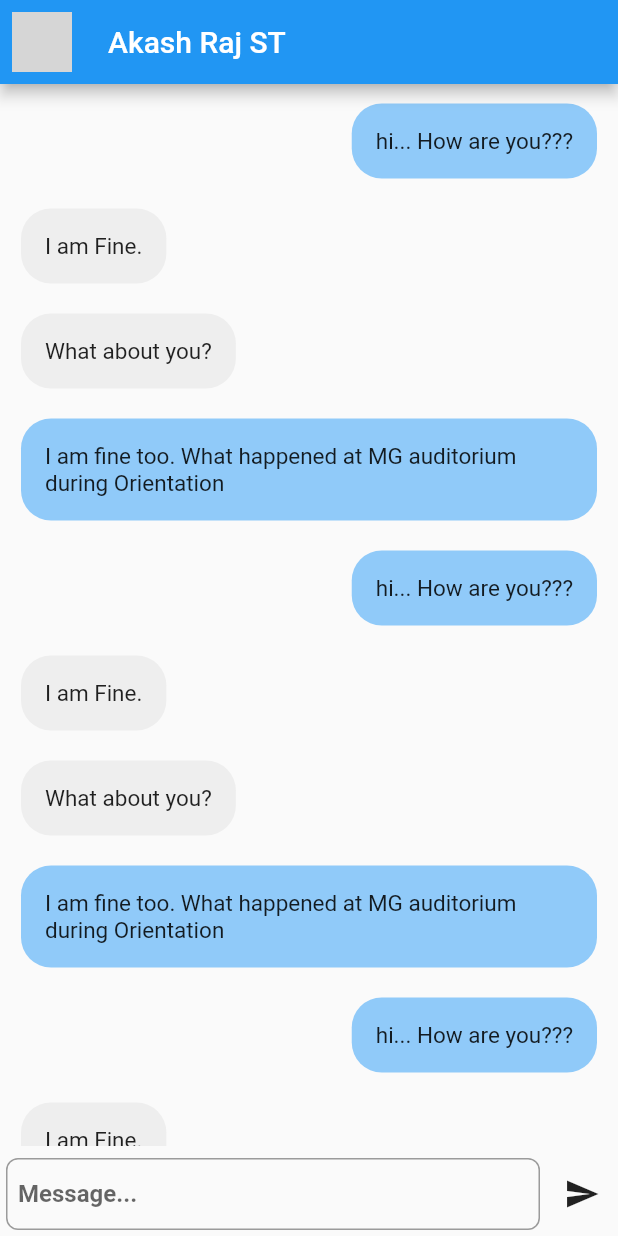
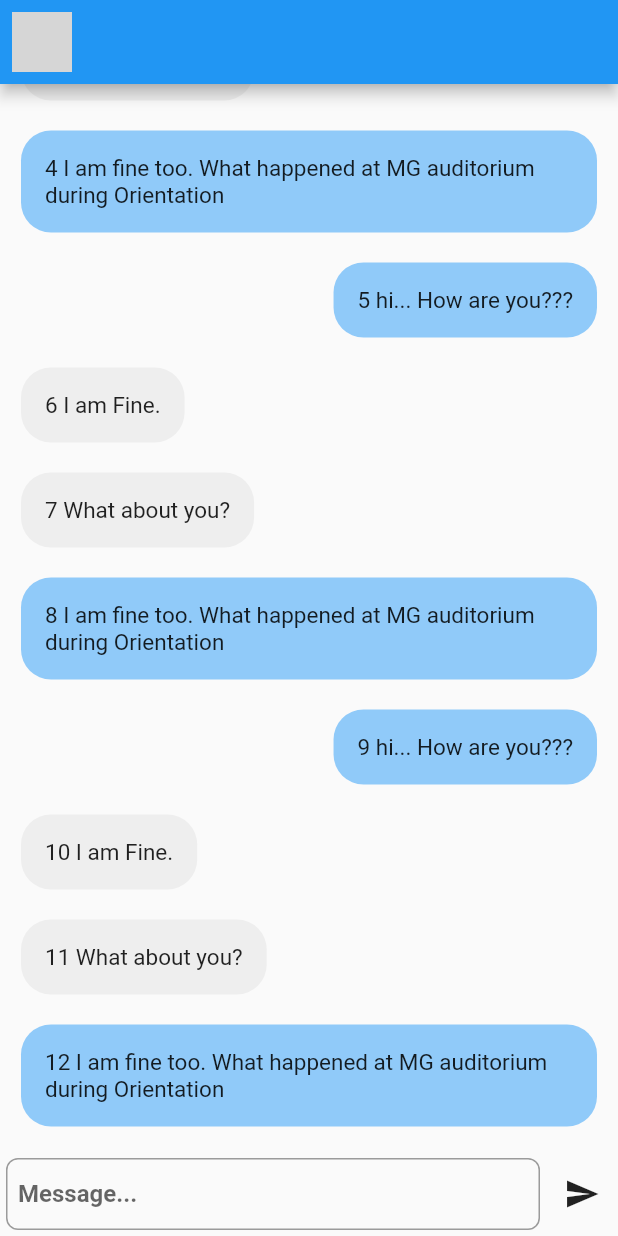
Before and after one commit to Akash-Raj-ST/ChatApp, a Flutter app: the Chat screen opened directly with empty values, on a phone screen of 412 x 824 dp. Run offline on Flutter 3.47's test engine with Material 2 defaults, Android fonts, the phone set to English and light mode, and no system bars; our stand-ins replace bloc, equatable, flutter_bloc; missing offline and left inert: amplify_auth_cognito, amplify_flutter, dart:ffi; network calls fail; grey boxes are pictures that could not be loaded.

Commit message:
chat and profile page UI done

```diff
--- a/lib/Auth/bloc/authentication_bloc.dart
+++ b/lib/Auth/bloc/authentication_bloc.dart
@@ -64,7 +64,7 @@ class AuthenticationBloc extends Bloc<AuthenticationEvent, AuthenticationState>
         }
     });
 
-    on<SignOut>((event,emit) async{
+    on<SignOutEvent>((event,emit) async{
         bool result = await _authenticationService.signOutCurrentUser();
 
         if(result){
--- a/lib/Auth/bloc/authentication_event.dart
+++ b/lib/Auth/bloc/authentication_event.dart
@@ -56,7 +56,7 @@ class OTPEvent extends AuthenticationEvent {
   List<Object> get props => [];
 }
 
-class SignOut extends AuthenticationEvent{
+class SignOutEvent extends AuthenticationEvent{
   @override
   List<Object> get props => [];
 }
--- a/lib/Home/Chat.dart
+++ b/lib/Chat/Chat.dart
@@ -6,8 +6,9 @@ import 'package:flutter/src/widgets/framework.dart';
 
 class Chat extends StatelessWidget {
   final Contact contact;
+  final int id;
 
-  const Chat({required this.contact,super.key});
+  const Chat({required this.contact,required this.id,super.key});
 
 
   @override
@@ -15,12 +16,14 @@ class Chat extends StatelessWidget {
 
     return Scaffold(
       appBar: AppBar(
-        title: Text("Akash Raj ST"),
+        title: Text(contact.name),
         leading: Hero(
-          tag: 1,
+          tag: id,
           child: Padding(
             padding: const EdgeInsets.all(8.0),
-            child: CircleAvatar(backgroundImage: NetworkImage("https://images.pexels.com/photos/771742/pexels-photo-771742.jpeg?auto=compress&cs=tinysrgb&w=1260&h=750&dpr=1")),
+            child: CircleAvatar(
+              backgroundImage: NetworkImage("https://images.pexels.com/photos/771742/pexels-photo-771742.jpeg?auto=compress&cs=tinysrgb&w=1260&h=750&dpr=1")
+            ),
           )
         ),
       ),
@@ -47,18 +50,18 @@ class DisplayChat extends StatelessWidget {
   DisplayChat({super.key});
 
    List<Message> messages = [
-      Message(message: "hi... How are you???", isUser: true, createdAt: DateTime.now()),
-      Message(message: "I am Fine.", isUser: false, createdAt: DateTime.now()),
-      Message(message: "What about you?", isUser: false, createdAt: DateTime.now()),
-      Message(message: "I am fine too. What happened at MG auditorium during Orientation", isUser: true, createdAt: DateTime.now()),
-       Message(message: "hi... How are you???", isUser: true, createdAt: DateTime.now()),
-      Message(message: "I am Fine.", isUser: false, createdAt: DateTime.now()),
-      Message(message: "What about you?", isUser: false, createdAt: DateTime.now()),
-      Message(message: "I am fine too. What happened at MG auditorium during Orientation", isUser: true, createdAt: DateTime.now()),
-       Message(message: "hi... How are you???", isUser: true, createdAt: DateTime.now()),
-      Message(message: "I am Fine.", isUser: false, createdAt: DateTime.now()),
-      Message(message: "What about you?", isUser: false, createdAt: DateTime.now()),
-      Message(message: "I am fine too. What happened at MG auditorium during Orientation", isUser: true, createdAt: DateTime.now()),
+      Message(message: "1 hi... How are you???", isUser: true, createdAt: DateTime.now()),
+      Message(message: "2 I am Fine.", isUser: false, createdAt: DateTime.now()),
+      Message(message: "3 What about you?", isUser: false, createdAt: DateTime.now()),
+      Message(message: "4 I am fine too. What happened at MG auditorium during Orientation", isUser: true, createdAt: DateTime.now()),
+      Message(message: "5 hi... How are you???", isUser: true, createdAt: DateTime.now()),
+      Message(message: "6 I am Fine.", isUser: false, createdAt: DateTime.now()),
+      Message(message: "7 What about you?", isUser: false, createdAt: DateTime.now()),
+      Message(message: "8 I am fine too. What happened at MG auditorium during Orientation", isUser: true, createdAt: DateTime.now()),
+      Message(message: "9 hi... How are you???", isUser: true, createdAt: DateTime.now()),
+      Message(message: "10 I am Fine.", isUser: false, createdAt: DateTime.now()),
+      Message(message: "11 What about you?", isUser: false, createdAt: DateTime.now()),
+      Message(message: "12 I am fine too. What happened at MG auditorium during Orientation", isUser: true, createdAt: DateTime.now()),
     ];
 
   @override
@@ -66,20 +69,21 @@ class DisplayChat extends StatelessWidget {
     return Padding(
       padding: const EdgeInsets.only(bottom:2.0),
       child: ListView.builder(
+        reverse: true,
         padding: EdgeInsets.only(top: 3,bottom: 3),
         itemCount: messages.length,
         itemBuilder: (context, index) {
           return Container(
             padding: EdgeInsets.only(left: 14,right: 14,top: 10,bottom: 10),
             child: Align(
-              alignment: (messages[index].isUser?Alignment.topRight:Alignment.topLeft),
+              alignment: (messages[messages.length-(1+index)].isUser?Alignment.topRight:Alignment.topLeft),
               child: Container(
                 decoration: BoxDecoration(
                   borderRadius: BorderRadius.circular(20),
-                  color: (messages[index].isUser?Colors.blue[200]:Colors.grey.shade200),
+                  color: (messages[messages.length-(1+index)].isUser?Colors.blue[200]:Colors.grey.shade200),
                 ),
                 padding: EdgeInsets.all(16),
-                child: Text(messages[index].message, style: TextStyle(fontSize: 15),),
+                child: Text(messages[messages.length-(1+index)].message, style: TextStyle(fontSize: 15),),
               ),
             ),
           );
@@ -98,11 +102,13 @@ class MessageField extends StatelessWidget {
 
   void sendMessage(String message){
     print("messageing ${message}");
+    _messageText.text = "";
   }
 
   @override
   Widget build(BuildContext context) {
     return Row(
+      mainAxisAlignment: MainAxisAlignment.spaceAround,
       children: [
         Expanded(
           child: Padding(
@@ -128,6 +134,7 @@ class MessageField extends StatelessWidget {
 
         IconButton(onPressed: (){
             sendMessage(_messageText.text);
+            FocusScope.of(context).unfocus();
           },
           icon: Icon(Icons.send)
         )
--- a/lib/Home/Contacts.dart
+++ b/lib/Home/Contacts.dart
@@ -5,7 +5,7 @@ import 'package:flutter/src/widgets/container.dart';
 import 'package:flutter/src/widgets/framework.dart';
 
 import '../models/Contact.dart';
-import 'Chat.dart';
+import '../Chat/Chat.dart';
 
 class Contacts extends StatelessWidget {
   Contacts({super.key});
@@ -39,11 +39,10 @@ class ContactItem extends StatelessWidget {
         onTap: () {
           Navigator.of(context).push(MaterialPageRoute<void>(
               builder: (BuildContext context) {
-                return Chat(contact:contact);
+                return Chat(contact:contact,id:index);
               }
             ));
         },
-        child: Card(
         child: ListTile(
           leading: Hero(
             tag: index,
@@ -66,7 +65,6 @@ class ContactItem extends StatelessWidget {
           ),
         ),
       ),
-      ),
     );
   }
 }
```
Also changed, not shown: lib/Home/Home.dart (+22 -7 lines), lib/Profile/Profile.dart (added, +125 -0 lines). Lines whose indentation alone changed are shown as unchanged.
